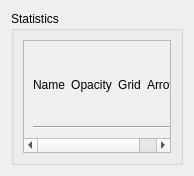
IENT/YUView, file ui/statisticHandler.ui: the form before one commit.
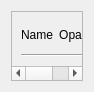
The form after the commit.

Commit message: Layout improvement: The layout of the statistics selection control now shows as many controls as possible.

What changed in the file:
```diff
--- a/ui/statisticHandler.ui
+++ b/ui/statisticHandler.ui
@@ -6,22 +6,28 @@
    <rect>
     <x>0</x>
     <y>0</y>
-    <width>194</width>
-    <height>176</height>
+    <width>94</width>
+    <height>89</height>
    </rect>
   </property>
+  <property name="sizePolicy">
+   <sizepolicy hsizetype="Preferred" vsizetype="Preferred">
+    <horstretch>0</horstretch>
+    <verstretch>0</verstretch>
+   </sizepolicy>
+  </property>
   <property name="windowTitle">
    <string>Form</string>
   </property>
   <layout class="QVBoxLayout" name="verticalLayout">
    <item>
-    <widget class="QGroupBox" name="groupBox">
-     <property name="title">
-      <string>Statistics</string>
-     </property>
-     <layout class="QVBoxLayout" name="verticalLayout_2">
-      <item>
        <widget class="QScrollArea" name="scrollArea">
+     <property name="sizePolicy">
+      <sizepolicy hsizetype="Preferred" vsizetype="Preferred">
+       <horstretch>0</horstretch>
+       <verstretch>0</verstretch>
+      </sizepolicy>
+     </property>
         <property name="widgetResizable">
          <bool>true</bool>
         </property>
@@ -30,8 +36,8 @@
           <rect>
            <x>0</x>
            <y>0</y>
-           <width>154</width>
-           <height>123</height>
+        <width>153</width>
+        <height>52</height>
           </rect>
          </property>
          <layout class="QGridLayout" name="gridLayout">
@@ -81,9 +87,6 @@
           </item>
          </layout>
         </widget>
-       </widget>
-      </item>
-     </layout>
     </widget>
    </item>
   </layout>
```
Lines whose indentation alone changed are shown as unchanged. The commit also changes 1 other file.
